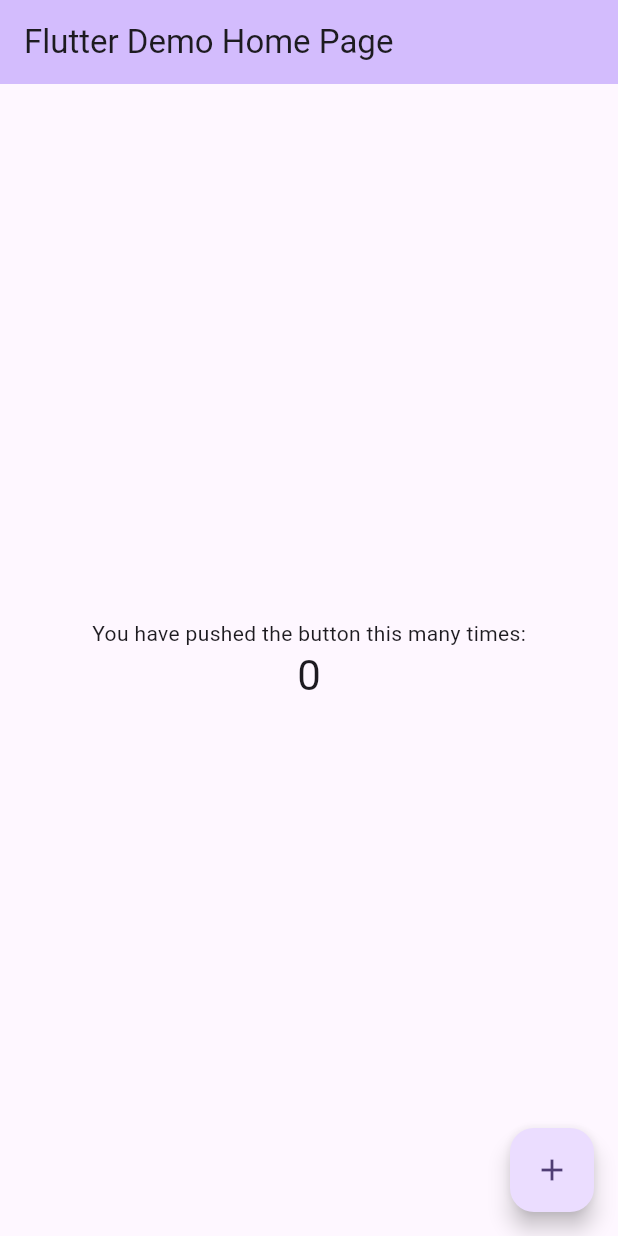
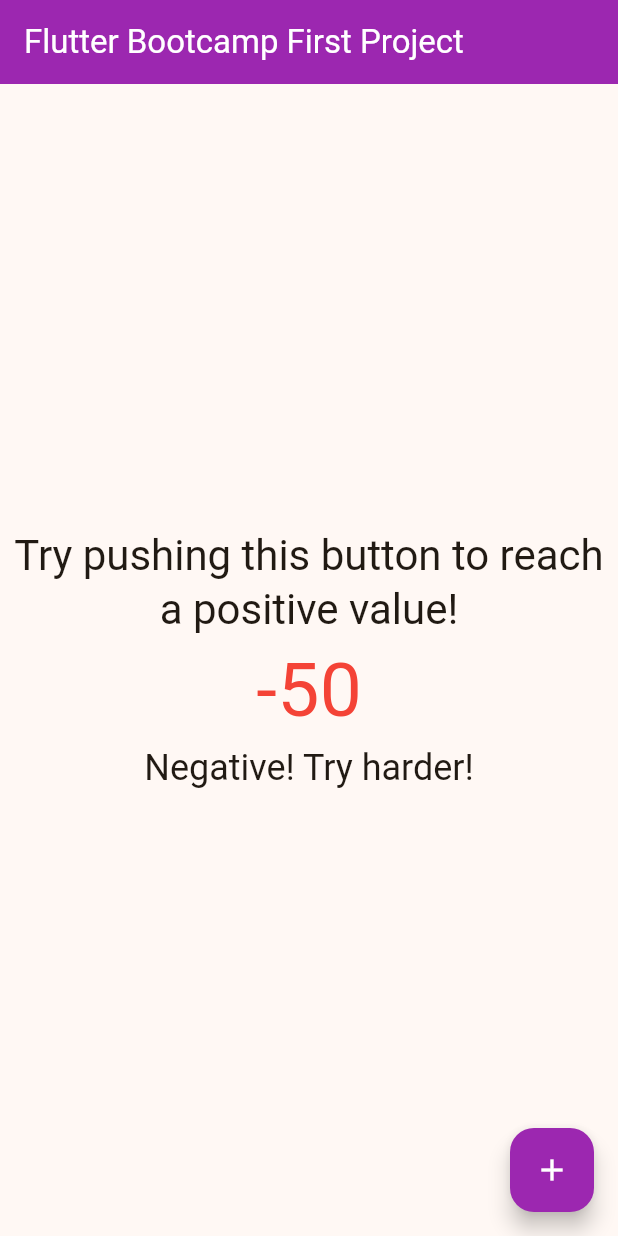
Before and after one commit to loioladev/dio-first-app, a Flutter app: the screen it shows after launch, on a phone screen of 412 x 824 dp. Run offline on Flutter 3.47's test engine with Material 2 defaults, Android fonts, the phone set to English and light mode, and no system bars.

Commit message:
feat: improved main file

```diff
--- a/lib/main.dart
+++ b/lib/main.dart
@@ -7,46 +7,22 @@
 class MyApp extends StatelessWidget {
   const MyApp({super.key});
 
-  // This widget is the root of your application.
   @override
   Widget build(BuildContext context) {
     return MaterialApp(
-      title: 'Flutter Demo',
+      title: 'Loioladev first app from DIO',
       theme: ThemeData(
-        // This is the theme of your application.
-        //
-        // TRY THIS: Try running your application with "flutter run". You'll see
-        // the application has a blue toolbar. Then, without quitting the app,
-        // try changing the seedColor in the colorScheme below to Colors.green
-        // and then invoke "hot reload" (save your changes or press the "hot
-        // reload" button in a Flutter-supported IDE, or press "r" if you used
-        // the command line to start the app).
-        //
-        // Notice that the counter didn't reset back to zero; the application
-        // state is not lost during the reload. To reset the state, use hot
-        // restart instead.
-        //
-        // This works for code too, not just values: Most code changes can be
-        // tested with just a hot reload.
-        colorScheme: ColorScheme.fromSeed(seedColor: Colors.deepPurple),
+        colorScheme: ColorScheme.fromSeed(
+            seedColor: const Color.fromARGB(255, 248, 158, 3)),
         useMaterial3: true,
       ),
-      home: const MyHomePage(title: 'Flutter Demo Home Page'),
+      home: const MyHomePage(title: 'Flutter Bootcamp First Project'),
     );
   }
 }
 
 class MyHomePage extends StatefulWidget {
   const MyHomePage({super.key, required this.title});
-
-  // This widget is the home page of your application. It is stateful, meaning
-  // that it has a State object (defined below) that contains fields that affect
-  // how it looks.
-
-  // This class is the configuration for the state. It holds the values (in this
-  // case the title) provided by the parent (in this case the App widget) and
-  // used by the build method of the State. Fields in a Widget subclass are
-  // always marked "final".
 
   final String title;
 
@@ -55,62 +31,45 @@
 }
 
 class _MyHomePageState extends State<MyHomePage> {
-  int _counter = 0;
+  int _counter = -50;
 
   void _incrementCounter() {
     setState(() {
-      // This call to setState tells the Flutter framework that something has
-      // changed in this State, which causes it to rerun the build method below
-      // so that the display can reflect the updated values. If we changed
-      // _counter without calling setState(), then the build method would not be
-      // called again, and so nothing would appear to happen.
       _counter++;
     });
   }
 
   @override
   Widget build(BuildContext context) {
-    // This method is rerun every time setState is called, for instance as done
-    // by the _incrementCounter method above.
-    //
-    // The Flutter framework has been optimized to make rerunning build methods
-    // fast, so that you can just rebuild anything that needs updating rather
-    // than having to individually change instances of widgets.
     return Scaffold(
       appBar: AppBar(
-        // TRY THIS: Try changing the color here to a specific color (to
-        // Colors.amber, perhaps?) and trigger a hot reload to see the AppBar
-        // change color while the other colors stay the same.
-        backgroundColor: Theme.of(context).colorScheme.inversePrimary,
-        // Here we take the value from the MyHomePage object that was created by
-        // the App.build method, and use it to set our appbar title.
-        title: Text(widget.title),
+        backgroundColor: Colors.purple,
+        title: Text(
+          widget.title,
+          style: const TextStyle(color: Colors.white),
+          textAlign: TextAlign.center,
+        ),
+        shadowColor: Colors.blue,
       ),
       body: Center(
-        // Center is a layout widget. It takes a single child and positions it
-        // in the middle of the parent.
         child: Column(
-          // Column is also a layout widget. It takes a list of children and
-          // arranges them vertically. By default, it sizes itself to fit its
-          // children horizontally, and tries to be as tall as its parent.
-          //
-          // Column has various properties to control how it sizes itself and
-          // how it positions its children. Here we use mainAxisAlignment to
-          // center the children vertically; the main axis here is the vertical
-          // axis because Columns are vertical (the cross axis would be
-          // horizontal).
-          //
-          // TRY THIS: Invoke "debug painting" (choose the "Toggle Debug Paint"
-          // action in the IDE, or press "p" in the console), to see the
-          // wireframe for each widget.
           mainAxisAlignment: MainAxisAlignment.center,
           children: <Widget>[
-            const Text(
-              'You have pushed the button this many times:',
+            Text(
+              'Try pushing this button to reach a positive value!',
+              style: Theme.of(context).textTheme.headlineMedium,
+              textAlign: TextAlign.center,
             ),
             Text(
               '$_counter',
-              style: Theme.of(context).textTheme.headlineMedium,
+              style: TextStyle(
+                fontSize: 50,
+                color: _counter < 0 ? Colors.red : Colors.green,
+              ),
+            ),
+            Text(
+              _counter < 0 ? 'Negative! Try harder!' : 'Positive!! Good one!!',
+              style: Theme.of(context).textTheme.headlineSmall,
             ),
           ],
         ),
@@ -118,8 +77,9 @@
       floatingActionButton: FloatingActionButton(
         onPressed: _incrementCounter,
         tooltip: 'Increment',
-        child: const Icon(Icons.add),
-      ), // This trailing comma makes auto-formatting nicer for build methods.
+        backgroundColor: Colors.purple,
+        child: const Icon(Icons.add, color: Colors.white),
+      ),
     );
   }
 }
```
